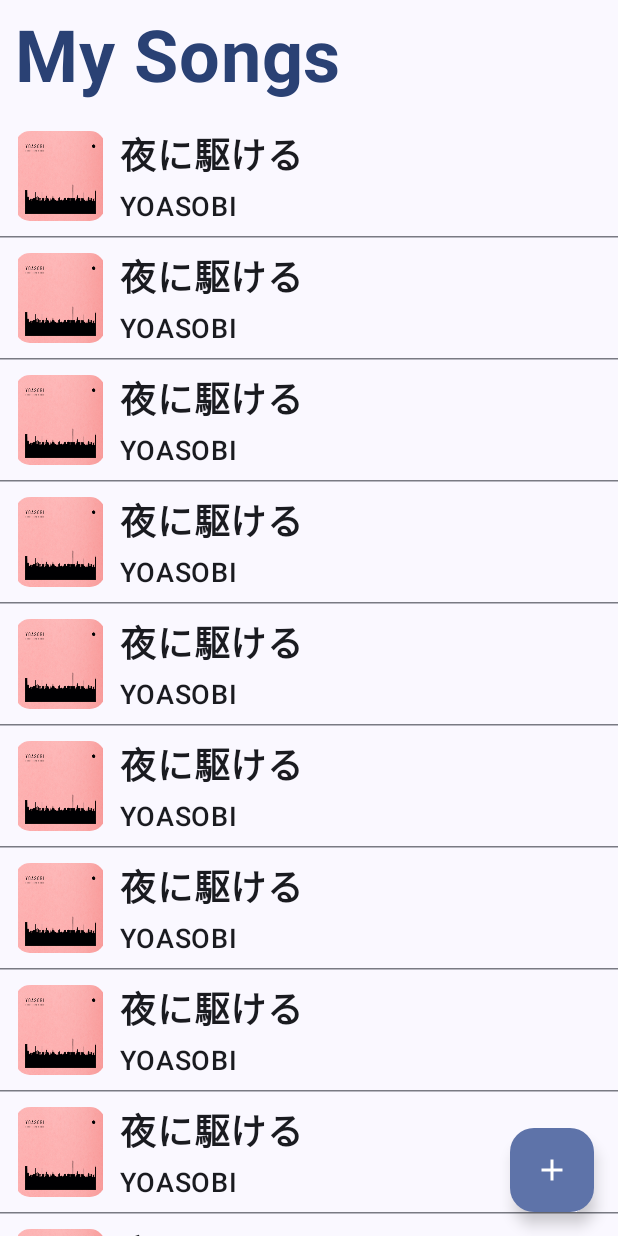
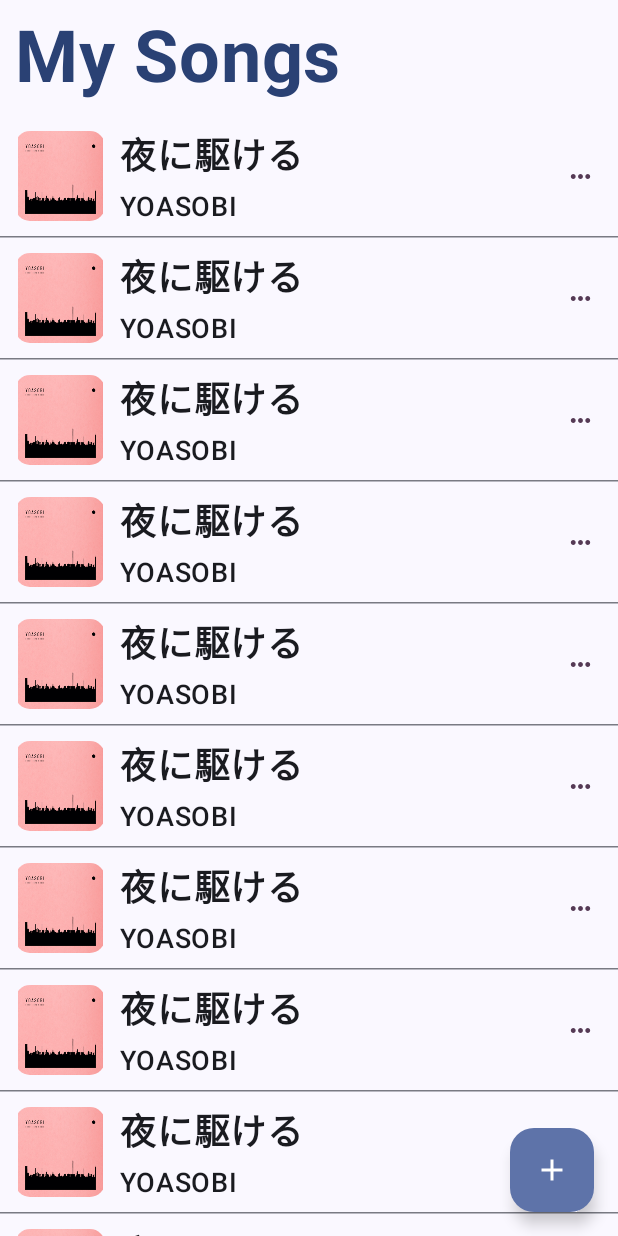
Before and after one commit to saboorbakshi/StreamTune, an Android app built with Jetpack Compose: the SongList screen opened through its navigation route, on a phone screen of 412 x 824 dp. Run offline under Robolectric (Android 15) with nearby library versions, the phone set to English and light mode, and no system bars.

Commit message:
UI Refinements

```diff
--- a/android/app/src/main/java/com/streamtune/streamtune/MainActivity.kt
+++ b/android/app/src/main/java/com/streamtune/streamtune/MainActivity.kt
@@ -12,7 +12,8 @@ import androidx.compose.ui.tooling.preview.Preview
 import androidx.navigation.compose.NavHost
 import androidx.navigation.compose.composable
 import androidx.navigation.compose.rememberNavController
-import com.streamtune.streamtune.ui.AddSong
+import com.streamtune.streamtune.ui.addsong.AddSong
+import com.streamtune.streamtune.ui.addsong.AddSongViewModel
 import com.streamtune.streamtune.ui.greeting.Greeting
 import com.streamtune.streamtune.ui.greeting.GreetingViewModel
 import com.streamtune.streamtune.ui.songlist.SongList
@@ -49,7 +50,7 @@ private fun MainScreen() {
                 SongList(SongListViewModel(navController))
             }
             composable("addsong") {
-                AddSong()
+                AddSong(AddSongViewModel(navController))
             }
         }
 
--- a/android/app/src/main/java/com/streamtune/streamtune/ui/songlist/SongCard.kt
+++ b/android/app/src/main/java/com/streamtune/streamtune/ui/songlist/SongCard.kt
@@ -10,12 +10,14 @@ import androidx.compose.foundation.layout.height
 import androidx.compose.foundation.layout.padding
 import androidx.compose.foundation.layout.size
 import androidx.compose.foundation.shape.RoundedCornerShape
+import androidx.compose.material3.MaterialTheme
 import androidx.compose.material3.Surface
 import androidx.compose.material3.Text
 import androidx.compose.runtime.Composable
 import androidx.compose.ui.Alignment
 import androidx.compose.ui.Modifier
 import androidx.compose.ui.draw.clip
+import androidx.compose.ui.graphics.ColorFilter
 import androidx.compose.ui.res.painterResource
 import androidx.compose.ui.text.font.FontWeight
 import androidx.compose.ui.tooling.preview.Preview
@@ -50,6 +52,13 @@ fun SongCard() {
 
             }
 
+            Spacer(Modifier.weight(1f))
+
+            Image(painter = painterResource(id = R.drawable.more), contentDescription = "more",
+                colorFilter = ColorFilter.tint(MaterialTheme.colorScheme.tertiary),
+                modifier = Modifier.size(50.dp).padding(15.dp)
+            )
+
         }
 
     }
--- a/android/app/src/main/java/com/streamtune/streamtune/ui/songlist/SongList.kt
+++ b/android/app/src/main/java/com/streamtune/streamtune/ui/songlist/SongList.kt
@@ -29,7 +29,7 @@ fun SongList(vm: SongListViewModel) {
         floatingActionButtonPosition = FabPosition.End,
         floatingActionButton = {
             FloatingActionButton(onClick = vm.onAddSongButtonClick) {
-                Icon(Icons.Filled.Add, "")
+                Icon(Icons.Filled.Add, "Add Song")
             }
         }, content = {
 
--- /dev/null
+++ b/android/app/src/main/res/drawable/more.xml
@@ -0,0 +1,9 @@
+<vector xmlns:android="http://schemas.android.com/apk/res/android"
+    android:width="24dp"
+    android:height="24dp"
+    android:viewportWidth="960"
+    android:viewportHeight="960">
+  <path
+      android:fillColor="#FF000000"
+      android:pathData="M240,560q-33,0 -56.5,-23.5T160,480q0,-33 23.5,-56.5T240,400q33,0 56.5,23.5T320,480q0,33 -23.5,56.5T240,560ZM480,560q-33,0 -56.5,-23.5T400,480q0,-33 23.5,-56.5T480,400q33,0 56.5,23.5T560,480q0,33 -23.5,56.5T480,560ZM720,560q-33,0 -56.5,-23.5T640,480q0,-33 23.5,-56.5T720,400q33,0 56.5,23.5T800,480q0,33 -23.5,56.5T720,560Z"/>
+</vector>
```
Also changed, not shown: android/app/src/main/java/com/streamtune/streamtune/ui/addsong/AddSong.kt (renamed from android/app/src/main/java/com/streamtune/streamtune/ui/AddSong.kt, +21 -7 lines), android/app/src/main/java/com/streamtune/streamtune/ui/addsong/AddSongViewModel.kt (added, +12 -0 lines).
